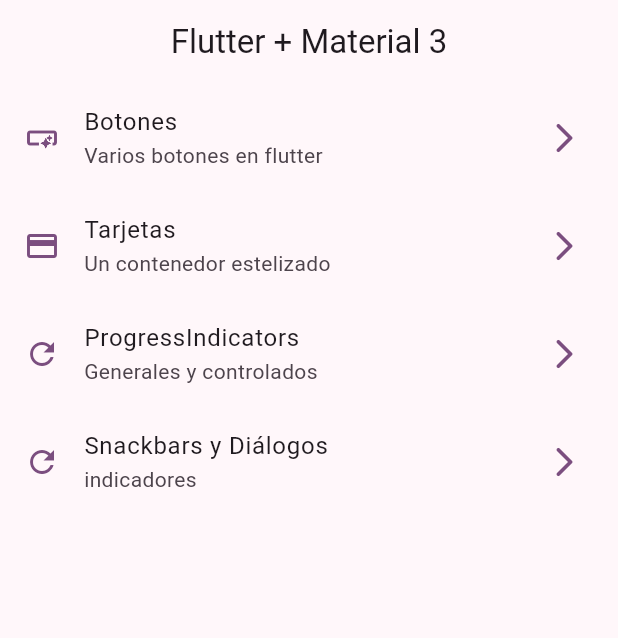
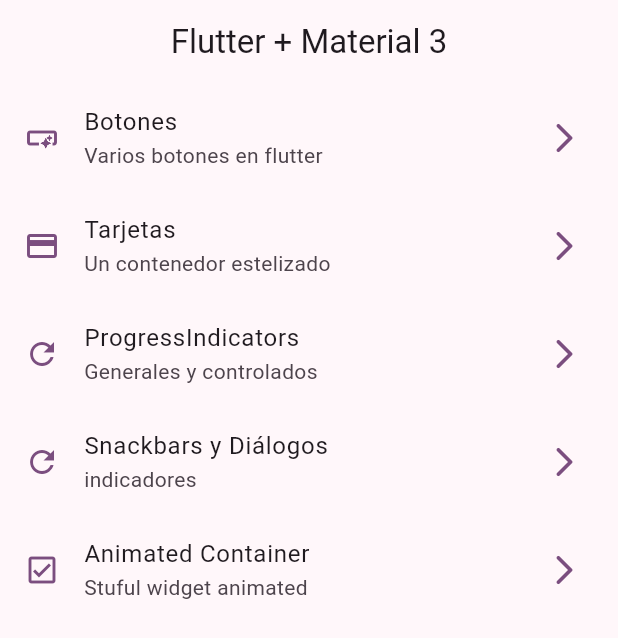
Before and after one commit to julioonmartinez/widgets_App, a Flutter app: the screen it shows after launch, on a phone screen of 412 x 824 dp. Shown: the top 638 px of the screen. Run offline on Flutter 3.47's test engine with Material 3 defaults, Android fonts, the phone set to English and light mode, and no system bars; our stand-ins replace go_router.

Commit message:
container animated

```diff
--- a/lib/config/menu/menu_items.dart
+++ b/lib/config/menu/menu_items.dart
@@ -34,4 +34,9 @@ const appMenuItems = <MenuItems>[
       subTitle: 'indicadores ',
       link: '/snackbars',
       icon: Icons.refresh_outlined),
+  MenuItems(
+      title: 'Animated Container',
+      subTitle: 'Stuful widget animated ',
+      link: '/animated',
+      icon: Icons.check_box_outlined),
 ];
--- a/lib/config/router/app_router.dart
+++ b/lib/config/router/app_router.dart
@@ -31,5 +31,10 @@ final appRouter = GoRouter(
       name: SnackbarScreen.name,
       builder: (context, state) => const SnackbarScreen(),
     ),
+    GoRoute(
+      path: '/animated',
+      name: AnimatedScreen.name,
+      builder: (context, state) => const AnimatedScreen(),
+    ),
   ],
 );
```
Also changed, not shown: lib/presentation/screen/animated/animated_screen.dart (+44 -2 lines).
